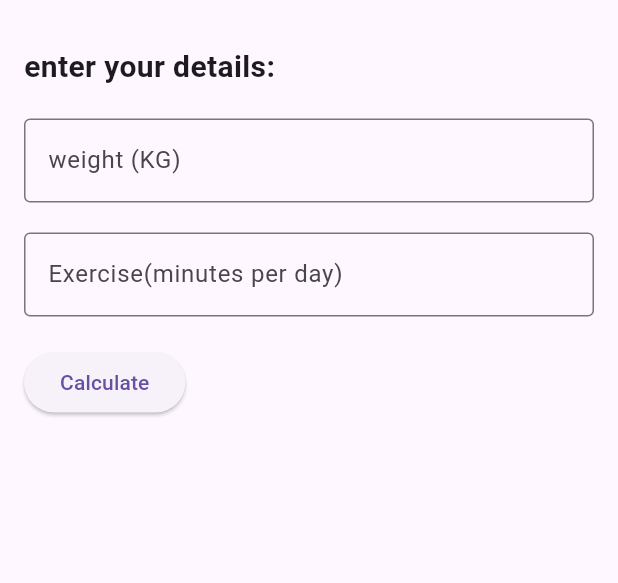
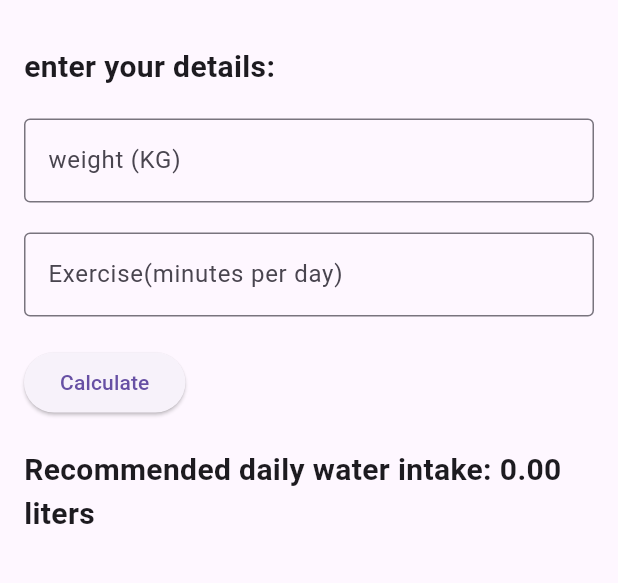
Before and after one commit to hassibhajj/hydrobuddy, a Flutter app: the screen it shows after launch, after a tap on "Calculate", on a phone screen of 412 x 824 dp, the part 63-646 px from its top. Run offline on Flutter 3.47's test engine with Material 3 defaults, Android fonts, the phone set to English and light mode, and no system bars.

Commit message:
created root widget for the app and the water intake page. added 2 editing textcontroller objects, replaced the old body with a colomn layout and added textfeelds, apdding and spacing. added variables to store the result and convert them to numbers, added the water intake formula and displayed it on the screen. fixed the layout by removing the result text that was put inside the elevatedButton and added the result display below the button  so it opens after the calculation is done

```diff
--- a/lib/main.dart
+++ b/lib/main.dart
@@ -52,6 +52,7 @@ class _WaterIntakePageState extends State<WaterIntakePage> {
                     border: OutlineInputBorder(),
                   ),
                 ),
+
               SizedBox( height: 20),
               TextField(
                 controller : exerciseController,
@@ -63,6 +64,7 @@ class _WaterIntakePageState extends State<WaterIntakePage> {
               ),
               SizedBox(height: 20),
               ElevatedButton(
+
                 onPressed: () {
                   final double weight = double.tryParse(
                       weightController.text) ?? 0;
@@ -77,7 +79,14 @@ class _WaterIntakePageState extends State<WaterIntakePage> {
                   });
                 },
                 child: const Text("Calculate"),
-              )
+              ),
+              SizedBox(height: 20),
+              if(totalWater != null)
+                Text(
+                  "Recommended daily water intake: ${totalWater!.toStringAsFixed(2)} liters",
+                      style: TextStyle(fontSize: 20, fontWeight: FontWeight.bold),
+                ),
+
             ],
 
           )
```
